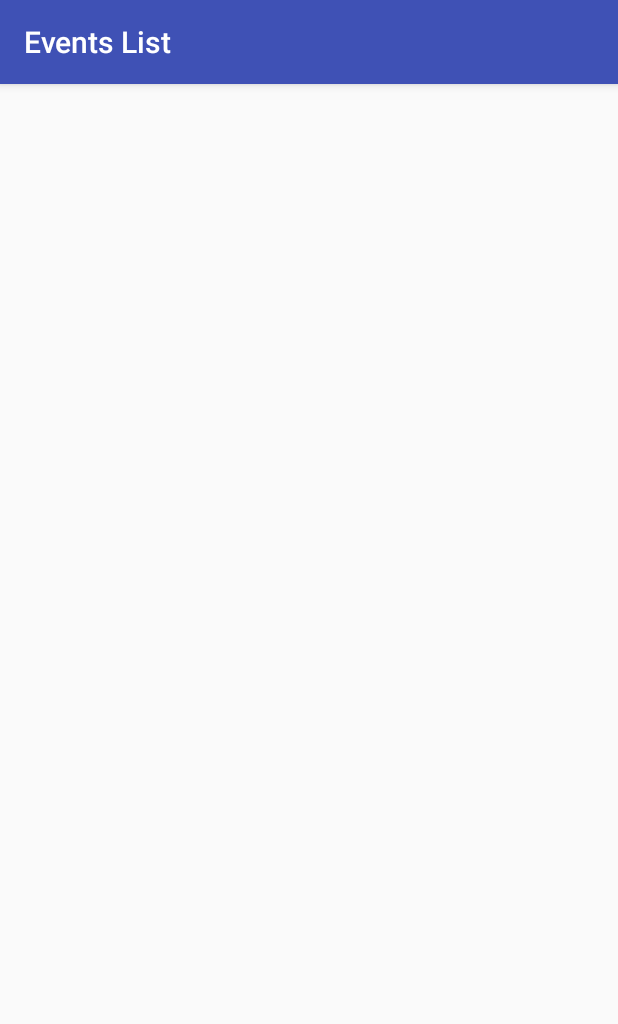
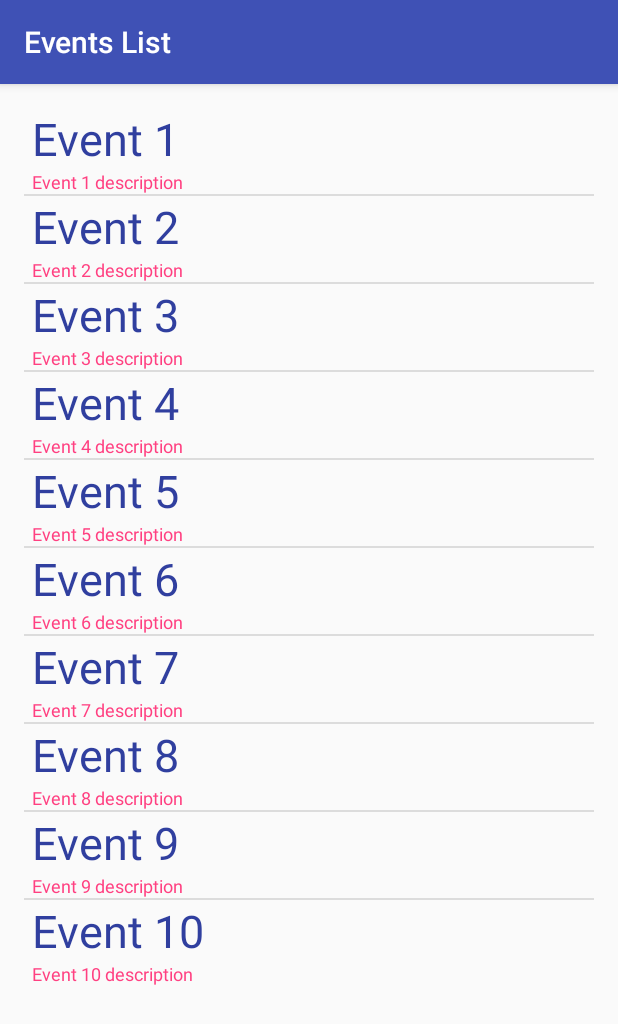
Before and after one commit to freitasbruno/RowRowApp, an Android app: the EventsListActivity screen opened directly, with no data from a screen before it, on a phone screen of 412 x 824 dp. Shown: the top 1024 px of the screen. Run offline under Robolectric (Android 15) with nearby library versions, the phone set to English and light mode, and no system bars.

Commit message:
Created a basic Event Class Added a Listview element to the EventsListActivity to display the list of events

```diff
--- /dev/null
+++ b/app/src/main/java/com/example/rowrowapp/Event.java
@@ -0,0 +1,25 @@
+package com.example.rowrowapp;
+
+public class Event {
+    private final int id;
+    private final String title;
+    private final String description;
+
+    public Event(int id, String name, String description){
+        this.id = id;
+        this.title = name;
+        this.description = description;
+    }
+
+    public int getId() {
+        return id;
+    }
+
+    public String getTitle() {
+        return title;
+    }
+
+    public String getDescription() {
+        return description;
+    }
+}
--- /dev/null
+++ b/app/src/main/java/com/example/rowrowapp/EventListArrayAdapter.java
@@ -0,0 +1,47 @@
+package com.example.rowrowapp;
+
+import android.content.Context;
+import android.view.LayoutInflater;
+import android.view.View;
+import android.view.ViewGroup;
+import android.widget.ArrayAdapter;
+import android.widget.TextView;
+
+import com.example.rowrowapp.Event;
+
+import java.util.ArrayList;
+
+public class EventListArrayAdapter extends ArrayAdapter<Event> {
+
+    private final Context context;
+    private final ArrayList<Event> itemsArrayList;
+
+    public EventListArrayAdapter(Context context, ArrayList<Event> itemsArrayList) {
+        super(context, R.layout.event_list_row, itemsArrayList);
+
+        this.context = context;
+        this.itemsArrayList = itemsArrayList;
+    }
+
+    @Override
+    public View getView(int position, View convertView, ViewGroup parent) {
+
+        // 1. Create inflater
+        LayoutInflater inflater = (LayoutInflater) context
+                .getSystemService(Context.LAYOUT_INFLATER_SERVICE);
+
+        // 2. Get rowView from inflater
+        View rowView = inflater.inflate(R.layout.event_list_row, parent, false);
+
+        // 3. Get the two text view from the rowView
+        TextView labelView = (TextView) rowView.findViewById(R.id.label);
+        TextView valueView = (TextView) rowView.findViewById(R.id.value);
+
+        // 4. Set the text for textView
+        labelView.setText(itemsArrayList.get(position).getTitle());
+        valueView.setText(itemsArrayList.get(position).getDescription());
+
+        // 5. retrn rowView
+        return rowView;
+    }
+}
--- a/app/src/main/java/com/example/rowrowapp/EventsListActivity.java
+++ b/app/src/main/java/com/example/rowrowapp/EventsListActivity.java
@@ -2,6 +2,9 @@ package com.example.rowrowapp;
 
 import android.support.v7.app.AppCompatActivity;
 import android.os.Bundle;
+import android.widget.ListView;
+
+import java.util.ArrayList;
 
 public class EventsListActivity extends AppCompatActivity {
 
@@ -10,5 +13,26 @@ public class EventsListActivity extends AppCompatActivity {
         super.onCreate(savedInstanceState);
         setContentView(R.layout.activity_events_list);
         setTitle(R.string.title_activity_event_list);
+
+        // 1. pass context and data to the custom adapter
+        EventListArrayAdapter adapter = new EventListArrayAdapter(this, generateData());
+
+        // 2. Get ListView from activity_main.xml
+        ListView listView = (ListView) findViewById(R.id.listview);
+
+        // 3. setListAdapter
+        if (listView != null) {
+            listView.setAdapter(adapter);
+            listView.getFirstVisiblePosition();
+        }
+    }
+
+    private ArrayList<Event> generateData(){
+        ArrayList<Event> events = new ArrayList<>();
+        for (int i = 1; i <= 10; i++ ){
+            events.add(new Event(i, "Event " + i, "Event " + i + " description" ));
+        }
+
+        return events;
     }
 }
--- a/app/src/main/res/layout/activity_events_list.xml
+++ b/app/src/main/res/layout/activity_events_list.xml
@@ -9,4 +9,10 @@
     android:paddingTop="@dimen/activity_vertical_margin"
     tools:context="com.example.rowrowapp.EventsListActivity">
 
+    <ListView
+        android:id="@+id/listview"
+        android:layout_width="fill_parent"
+        android:layout_height="wrap_content"
+        />
+
 </RelativeLayout>
--- /dev/null
+++ b/app/src/main/res/layout/event_list_row.xml
@@ -0,0 +1,27 @@
+<?xml version="1.0" encoding="utf-8"?>
+<RelativeLayout xmlns:android="http://schemas.android.com/apk/res/android"
+    android:layout_width="fill_parent"
+    android:layout_height="wrap_content"
+    >
+
+    <TextView
+        android:id="@+id/label"
+        android:layout_width="wrap_content"
+        android:layout_height="wrap_content"
+        android:textSize="30sp"
+        android:paddingLeft="5dp"
+        android:textColor="@color/colorPrimaryDark">
+    </TextView>
+
+    <TextView
+        android:id="@+id/value"
+        android:layout_width="wrap_content"
+        android:layout_height="wrap_content"
+        android:layout_below="@+id/label"
+        android:textSize="12sp"
+        android:paddingLeft="5dp"
+        android:textColor="@color/colorAccent"
+        >
+    </TextView>
+
+</RelativeLayout>
```
